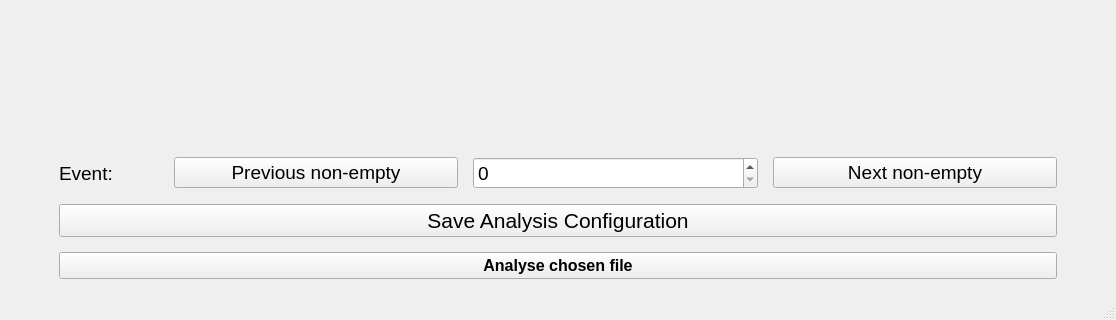
The window that AnalysisGUI/src/mainwindow.ui (Albuspercivalwulfricbrian/ADC64_analysis_with_GUI) describes before a commit, drawn with Qt 5; both pictures show x 0 to 1116 and y 609 to 929 of the 1116 by 929 pixel window.
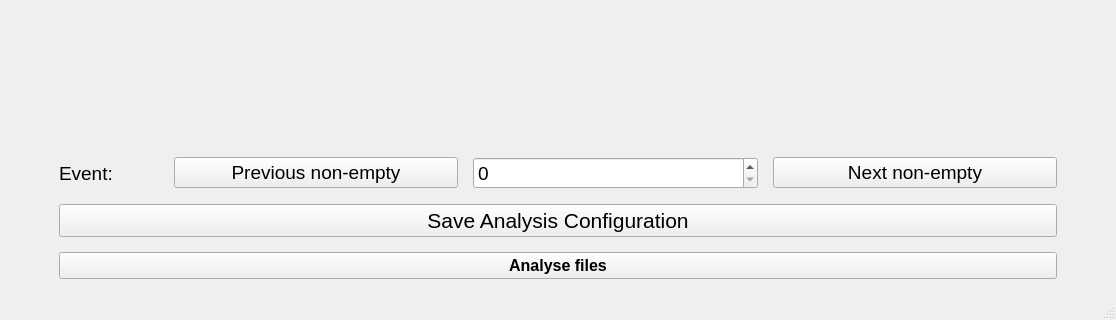
The same window after the commit. Custom widgets are drawn as their Qt base class.

Diff of the .ui file:
```diff
--- a/AnalysisGUI/src/mainwindow.ui
+++ b/AnalysisGUI/src/mainwindow.ui
@@ -410,7 +410,7 @@
          </font>
         </property>
         <property name="text">
-         <string>Analyse chosen file</string>
+         <string>Analyse files</string>
         </property>
        </widget>
       </item>
```
Left out of the diff: 59 changed lines with no effect on the pictures.
